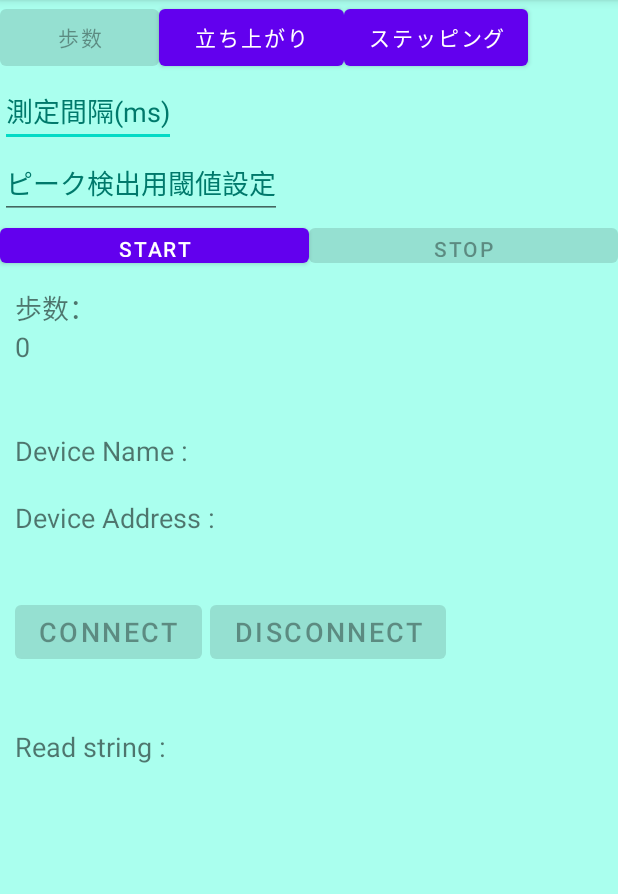
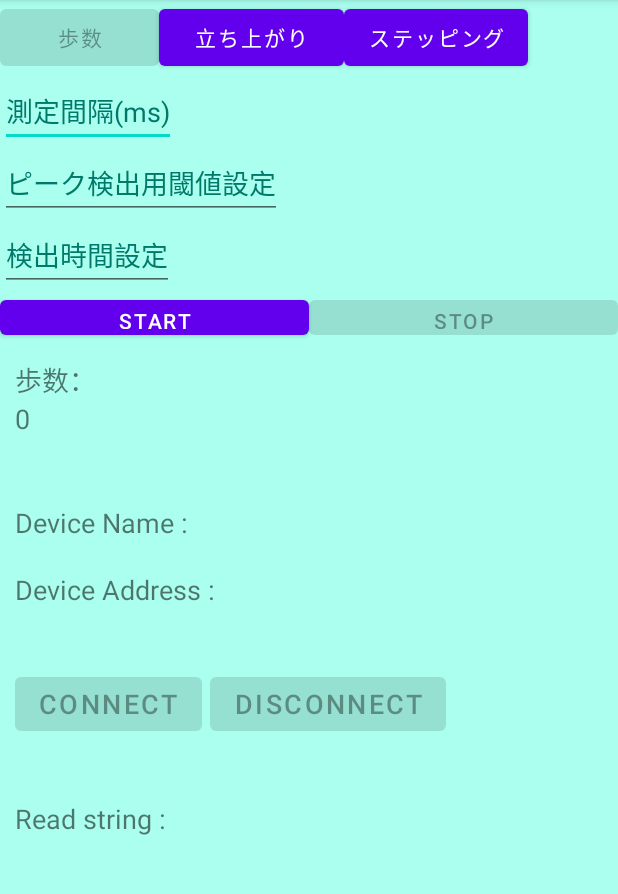
Before and after one commit to SuzunaIeiri/sensor-test, an Android app: the screen it shows after launch (MainActivity), on a phone screen of 412 x 824 dp, the part 84-978 px from its top. Run offline under Robolectric (Android 15) with nearby library versions, the light colour scheme and no system bars.

Commit message:
20230914 修正

```diff
--- a/app/src/main/res/layout/activity_main.xml
+++ b/app/src/main/res/layout/activity_main.xml
@@ -50,6 +50,15 @@
         android:layout_width="wrap_content"
         android:layout_height="wrap_content"
         android:hint="ピーク検出用閾値設定"
+        android:importantForAutofill="no"
+        android:inputType="number"
+        android:textColorHint="#00796B" />
+
+    <EditText
+        android:id="@+id/priod"
+        android:layout_width="wrap_content"
+        android:layout_height="wrap_content"
+        android:hint="検出時間設定"
         android:importantForAutofill="no"
         android:inputType="number"
         android:textColorHint="#00796B" />
```
Also changed, not shown: app/src/main/java/com/example/sensor_test/MainActivity.java (+137 -47 lines).
